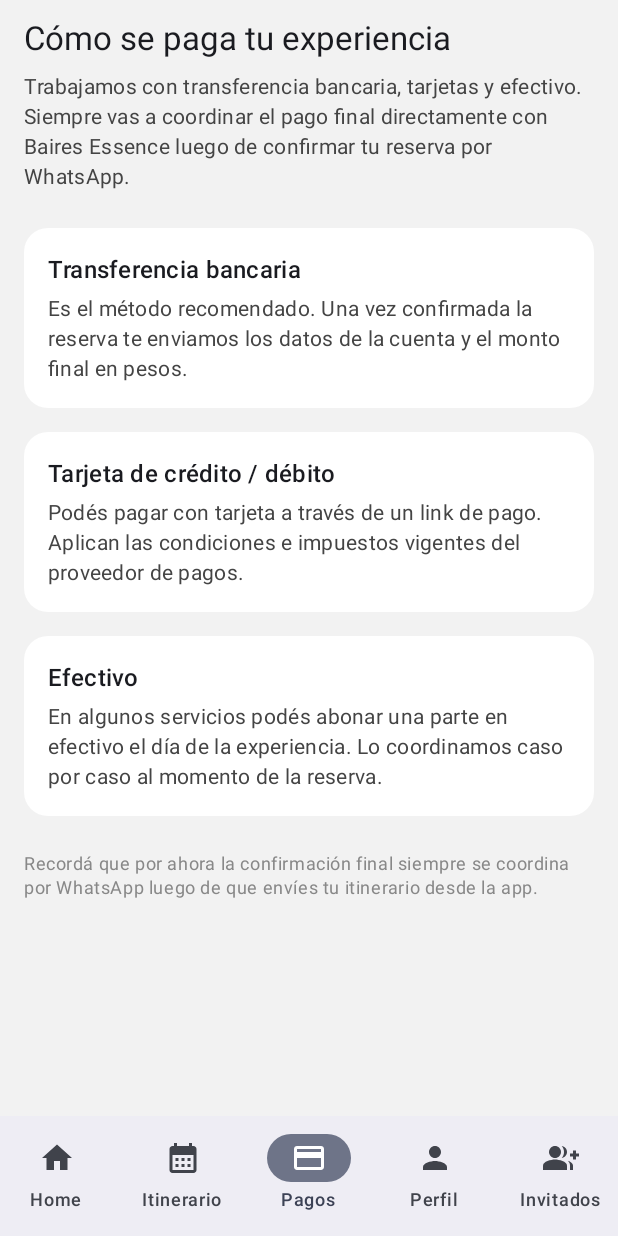
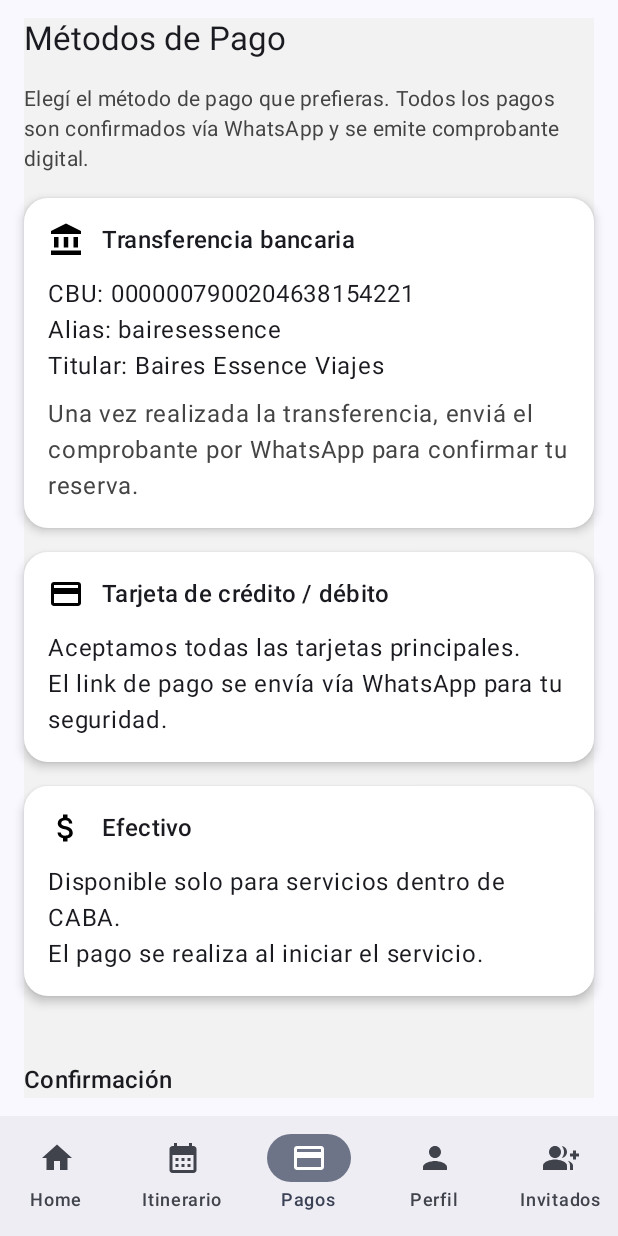
Before and after one commit to R-oyo/BairesEssence_Mobile, an Android app built with Jetpack Compose: the PaymentMethodsScreen screen opened through its navigation route, on a phone screen of 412 x 824 dp. Run offline under Robolectric (Android 15) with nearby library versions, the phone set to English and light mode, and no system bars; our stand-ins replace Firebase (no records; nobody signed in at launch, a user with empty details on screens opened directly).

```diff
--- a/app/src/main/java/com/example/bairesessence/core/ui/screens/home/home.kt
+++ b/app/src/main/java/com/example/bairesessence/core/ui/screens/home/home.kt
@@ -7,7 +7,18 @@ import androidx.compose.foundation.Image
 import androidx.compose.foundation.background
 import androidx.compose.foundation.border
 import androidx.compose.foundation.clickable
-import androidx.compose.foundation.layout.*
+import androidx.compose.foundation.layout.Arrangement
+import androidx.compose.foundation.layout.Box
+import androidx.compose.foundation.layout.Column
+import androidx.compose.foundation.layout.PaddingValues
+import androidx.compose.foundation.layout.Row
+import androidx.compose.foundation.layout.Spacer
+import androidx.compose.foundation.layout.fillMaxSize
+import androidx.compose.foundation.layout.fillMaxWidth
+import androidx.compose.foundation.layout.height
+import androidx.compose.foundation.layout.padding
+import androidx.compose.foundation.layout.size
+import androidx.compose.foundation.layout.width
 import androidx.compose.foundation.lazy.LazyColumn
 import androidx.compose.foundation.lazy.LazyRow
 import androidx.compose.foundation.lazy.items
@@ -63,10 +74,6 @@ import java.net.URLEncoder
 
 private const val WHATSAPP_PHONE = "5491171284739"
 
-// =======================================================
-// MODELOS
-// =======================================================
-
 data class ItineraryActivity(
     val id: String = "",
     val time: String = "",
@@ -83,7 +90,6 @@ private data class ExperienceItem(
 // =======================================================
 // Scaffold reutilizable con bottom bar + FAB
 // =======================================================
-
 @Composable
 fun AppScaffold(
     navController: NavHostController,
@@ -126,18 +132,22 @@ fun AppScaffold(
                                     Icons.Default.CalendarMonth,
                                     contentDescription = "Itinerario"
                                 )
+
                                 Screen.Payments -> Icon(
                                     Icons.Default.CreditCard,
                                     contentDescription = "Pagos"
                                 )
+
                                 Screen.Profile -> Icon(
                                     Icons.Default.Person,
                                     contentDescription = "Perfil"
                                 )
+
                                 Screen.Guests -> Icon(
                                     Icons.Default.GroupAdd,
                                     contentDescription = "Invitados"
                                 )
+
                                 else -> {}
                             }
                         },
@@ -168,7 +178,6 @@ fun AppScaffold(
 // =======================================================
 // HOME
 // =======================================================
-
 @Composable
 fun HomeScreen(navController: NavHostController) {
     AppScaffold(
@@ -321,7 +330,6 @@ private fun FeaturedCityTourCard() {
 // -------------------------
 // Otras experiencias
 // -------------------------
-
 @Composable
 private fun ExperiencesRow() {
     val items = listOf(
@@ -378,10 +386,8 @@ private fun ExperienceCard(item: ExperienceItem) {
 }
 
 // =======================================================
-// ITINERARIO – sincronizado con Firestore
-// + selección de acompañantes + popup de confirmación
+// ITINERARIO – sincronizado con Firestore + acompañantes
 // =======================================================
-
 @OptIn(ExperimentalMaterial3Api::class)
 @Composable
 fun ItineraryScreen(navController: NavHostController) {
@@ -1033,10 +1039,6 @@ fun ItineraryScreen(navController: NavHostController) {
     }
 }
 
-// =======================================================
-// COMPONENTES AUXILIARES
-// =======================================================
-
 @Composable
 private fun PresetChip(label: String, onClick: () -> Unit) {
     Box(
@@ -1131,3 +1133,46 @@ private fun ActivityTimelineItem(
         }
     }
 }
+
+// =======================================================
+// Resto de pestañas (placeholder simples)
+// =======================================================
+@Composable
+fun PaymentMethodsScreen(navController: NavHostController) {
+    AppScaffold(
+        navController = navController,
+        currentRoute = Screen.Payments.route
+    ) { innerPadding ->
+        Box(
+            modifier = Modifier
+                .fillMaxSize()
+                .padding(innerPadding),
+            contentAlignment = Alignment.Center
+        ) {
+            Text(
+                text = "Métodos de pago (tarjeta, efectivo, transferencias)",
+                style = MaterialTheme.typography.bodyLarge
+            )
+        }
+    }
+}
+
+@Composable
+fun GuestsScreen(navController: NavHostController) {
+    AppScaffold(
+        navController = navController,
+        currentRoute = Screen.Guests.route
+    ) { innerPadding ->
+        Box(
+            modifier = Modifier
+                .fillMaxSize()
+                .padding(innerPadding),
+            contentAlignment = Alignment.Center
+        ) {
+            Text(
+                text = "Invitados al viaje (agregar acompañantes)",
+                style = MaterialTheme.typography.bodyLarge
+            )
+        }
+    }
+}
--- a/app/src/main/java/com/example/bairesessence/core/ui/screens/pagos/PaymentMethodsScreen.kt
+++ b/app/src/main/java/com/example/bairesessence/core/ui/screens/pagos/PaymentMethodsScreen.kt
@@ -1,22 +1,22 @@
 package com.example.bairesessence.core.ui.screens.pagos
 
 import androidx.compose.foundation.background
-import androidx.compose.foundation.layout.Box
-import androidx.compose.foundation.layout.Column
-import androidx.compose.foundation.layout.Spacer
-import androidx.compose.foundation.layout.fillMaxSize
-import androidx.compose.foundation.layout.fillMaxWidth
-import androidx.compose.foundation.layout.height
-import androidx.compose.foundation.layout.padding
+import androidx.compose.foundation.layout.*
 import androidx.compose.foundation.shape.RoundedCornerShape
+import androidx.compose.material3.Icon
 import androidx.compose.material3.MaterialTheme
 import androidx.compose.material3.Text
+import androidx.compose.material3.Card
+import androidx.compose.material3.CardDefaults
+import androidx.compose.material.icons.Icons
+import androidx.compose.material.icons.filled.CreditCard
+import androidx.compose.material.icons.filled.AccountBalance
+import androidx.compose.material.icons.filled.AttachMoney
+import androidx.compose.runtime.Composable
 import androidx.compose.ui.Alignment
 import androidx.compose.ui.Modifier
-import androidx.compose.ui.draw.clip
 import androidx.compose.ui.graphics.Color
 import androidx.compose.ui.unit.dp
-import androidx.compose.runtime.Composable
 import androidx.navigation.NavHostController
 import com.example.bairesessence.core.ui.navigation.Screen
 import com.example.bairesessence.core.ui.screens.home.AppScaffold
@@ -27,115 +27,110 @@ fun PaymentMethodsScreen(navController: NavHostController) {
         navController = navController,
         currentRoute = Screen.Payments.route
     ) { innerPadding ->
-        Box(
+        Column(
             modifier = Modifier
                 .fillMaxSize()
-                .background(Color(0xFFF2F2F2))
                 .padding(innerPadding)
                 .padding(horizontal = 16.dp, vertical = 12.dp)
+                .background(Color(0xFFF2F2F2)),
+            verticalArrangement = Arrangement.spacedBy(16.dp)
         ) {
-            Column(
-                modifier = Modifier.fillMaxSize()
-            ) {
+
             Text(
-                    text = "Cómo se paga tu experiencia",
+                text = "Métodos de Pago",
                 style = MaterialTheme.typography.titleLarge
             )
 
-                Spacer(modifier = Modifier.height(8.dp))
-
             Text(
-                    text = "Trabajamos con transferencia bancaria, tarjetas y efectivo. " +
-                            "Siempre vas a coordinar el pago final directamente con Baires Essence " +
-                            "luego de confirmar tu reserva por WhatsApp.",
+                text = "Elegí el método de pago que prefieras. Todos los pagos son confirmados vía WhatsApp y se emite comprobante digital.",
                 style = MaterialTheme.typography.bodyMedium,
                 color = Color.DarkGray
             )
 
-                Spacer(modifier = Modifier.height(24.dp))
+            // ✔ Transferencia Bancaria
+            PaymentCard(
+                title = "Transferencia bancaria",
+                icon = Icons.Default.AccountBalance,
+                content = {
+                    Text("CBU: 0000007900204638154221")
+                    Text("Alias: bairesessence")
+                    Text("Titular: Baires Essence Viajes")
+                    Spacer(Modifier.height(8.dp))
+                    Text(
+                        "Una vez realizada la transferencia, enviá el comprobante por WhatsApp para confirmar tu reserva.",
+                        color = Color.DarkGray
+                    )
+                }
+            )
 
-                // ========== TRANSFERENCIA ==========
-                Box(
-                    modifier = Modifier
-                        .fillMaxWidth()
-                        .clip(RoundedCornerShape(16.dp))
-                        .background(Color.White)
-                        .padding(16.dp)
-                ) {
-                    Column {
+            // ✔ Tarjeta de crédito
+            PaymentCard(
+                title = "Tarjeta de crédito / débito",
+                icon = Icons.Default.CreditCard,
+                content = {
+                    Text("Aceptamos todas las tarjetas principales.")
+                    Text("El link de pago se envía vía WhatsApp para tu seguridad.")
+                }
+            )
+
+            // ✔ Efectivo
+            PaymentCard(
+                title = "Efectivo",
+                icon = Icons.Default.AttachMoney,
+                content = {
+                    Text("Disponible solo para servicios dentro de CABA.")
+                    Text("El pago se realiza al iniciar el servicio.")
+                }
+            )
+
+            Spacer(modifier = Modifier.height(12.dp))
+
             Text(
-                            text = "Transferencia bancaria",
+                text = "Confirmación",
                 style = MaterialTheme.typography.titleMedium
             )
-                        Spacer(modifier = Modifier.height(4.dp))
+
             Text(
-                            text = "Es el método recomendado. Una vez confirmada la reserva " +
-                                    "te enviamos los datos de la cuenta y el monto final en pesos.",
+                text = "Después de pagar, recibirás la confirmación de tu reserva y los detalles del servicio por WhatsApp.",
                 style = MaterialTheme.typography.bodyMedium,
                 color = Color.DarkGray
             )
         }
     }
+}
 
-                Spacer(modifier = Modifier.height(16.dp))
+@Composable
+private fun PaymentCard(
+    title: String,
+    icon: androidx.compose.ui.graphics.vector.ImageVector,
+    content: @Composable ColumnScope.() -> Unit
+) {
+    Card(
+        modifier = Modifier.fillMaxWidth(),
+        shape = RoundedCornerShape(16.dp),
+        colors = CardDefaults.cardColors(containerColor = Color.White),
+        elevation = CardDefaults.cardElevation(4.dp)
+    ) {
+        Column(modifier = Modifier.padding(16.dp)) {
 
-                // ========== TARJETA ==========
-                Box(
-                    modifier = Modifier
-                        .fillMaxWidth()
-                        .clip(RoundedCornerShape(16.dp))
-                        .background(Color.White)
-                        .padding(16.dp)
+            Row(
+                verticalAlignment = Alignment.CenterVertically,
+                horizontalArrangement = Arrangement.spacedBy(12.dp)
             ) {
-                    Column {
+                Icon(
+                    imageVector = icon,
+                    contentDescription = null,
+                    tint = Color.Black
+                )
                 Text(
-                            text = "Tarjeta de crédito / débito",
+                    text = title,
                     style = MaterialTheme.typography.titleMedium
                 )
-                        Spacer(modifier = Modifier.height(4.dp))
-                        Text(
-                            text = "Podés pagar con tarjeta a través de un link de pago. " +
-                                    "Aplican las condiciones e impuestos vigentes del proveedor de pagos.",
-                            style = MaterialTheme.typography.bodyMedium,
-                            color = Color.DarkGray
-                        )
-                    }
             }
 
-                Spacer(modifier = Modifier.height(16.dp))
+            Spacer(modifier = Modifier.height(12.dp))
 
-                // ========== EFECTIVO ==========
-                Box(
-                    modifier = Modifier
-                        .fillMaxWidth()
-                        .clip(RoundedCornerShape(16.dp))
-                        .background(Color.White)
-                        .padding(16.dp)
-                ) {
-                    Column {
-                        Text(
-                            text = "Efectivo",
-                            style = MaterialTheme.typography.titleMedium
-                        )
-                        Spacer(modifier = Modifier.height(4.dp))
-                        Text(
-                            text = "En algunos servicios podés abonar una parte en efectivo el día de la experiencia. " +
-                                    "Lo coordinamos caso por caso al momento de la reserva.",
-                            style = MaterialTheme.typography.bodyMedium,
-                            color = Color.DarkGray
-                        )
-                    }
-                }
-
-                Spacer(modifier = Modifier.height(24.dp))
-
-                Text(
-                    text = "Recordá que por ahora la confirmación final siempre se coordina por WhatsApp " +
-                            "luego de que envíes tu itinerario desde la app.",
-                    style = MaterialTheme.typography.bodySmall,
-                    color = Color.Gray
-                )
+            content()
         }
     }
 }
-}
```
Lines whose indentation alone changed are shown as unchanged.
